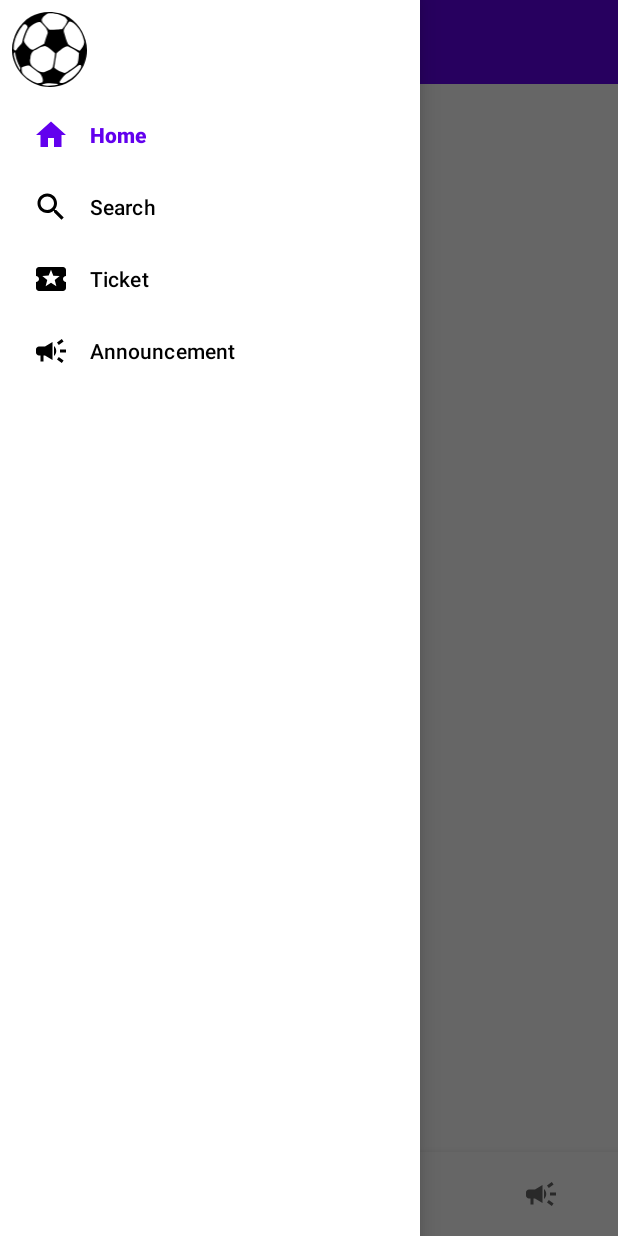
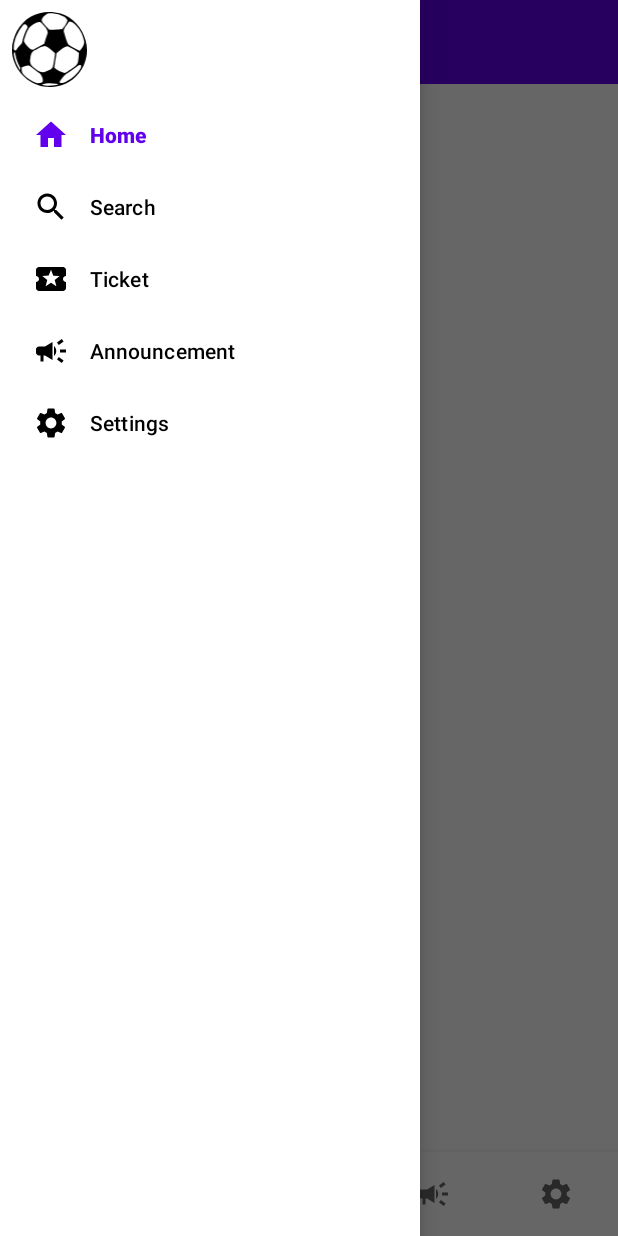
Before and after one commit to SorinaPopa/SEF, an Android app: the MainActivity screen opened directly, with no data from a screen before it, with the side drawer open, on a phone screen of 412 x 824 dp. Run offline under Robolectric (Android 15) with nearby library versions, the phone set to English and light mode, and no system bars; our stand-ins replace data binding, navigation-ui.

Commit message:
Added Settings Menu

```diff
--- a/STADEVENTS/app/src/main/java/com/example/stadevents/MainActivity.kt
+++ b/STADEVENTS/app/src/main/java/com/example/stadevents/MainActivity.kt
@@ -47,7 +47,8 @@ class MainActivity : AppCompatActivity() {
                     R.id.homeFragment,
                     R.id.searchFragment,
                     R.id.ticketFragment,
-                    R.id.announcementFragment
+                    R.id.announcementFragment,
+                    R.id.settingsFragment
                 ), binding.drawerLayout
             )
         setupActionBarWithNavController(navController, appBarConfig)
--- a/STADEVENTS/app/src/main/res/menu/bottom_navigation_menu.xml
+++ b/STADEVENTS/app/src/main/res/menu/bottom_navigation_menu.xml
@@ -21,5 +21,9 @@
         android:enabled="true"
         android:icon="@drawable/ic_baseline_announcement_24"
         android:title="@string/menu_item_announcement"/>
-
+    <item
+        android:id="@+id/settingsFragment"
+        android:enabled="true"
+        android:icon="@drawable/ic_baseline_settings_24"
+        android:title="@string/menu_item_settings" />
 </menu>
--- a/STADEVENTS/app/src/main/res/navigation/nav_graph.xml
+++ b/STADEVENTS/app/src/main/res/navigation/nav_graph.xml
@@ -25,4 +25,10 @@
         android:name="com.example.stadevents.announcements.AnnouncementFragment"
         android:label="fragment_announcement"
         tools:layout="@layout/announcement_fragment" />
+    <fragment
+        android:id="@+id/settingsFragment"
+        android:name="com.example.stadevents.search.SearchFragment"
+        android:label="fragment_settings"
+        tools:layout="@layout/settings_fragment" />
+
 </navigation>
--- a/STADEVENTS/app/src/main/res/values/strings.xml
+++ b/STADEVENTS/app/src/main/res/values/strings.xml
@@ -5,5 +5,7 @@
     <string name="menu_item_search">Search</string>
     <string name="menu_item_ticket">Ticket</string>
     <string name="menu_item_announcement">Announcement</string>
+    <string name="menu_item_settings">Settings</string>
+
 
 </resources>
```
